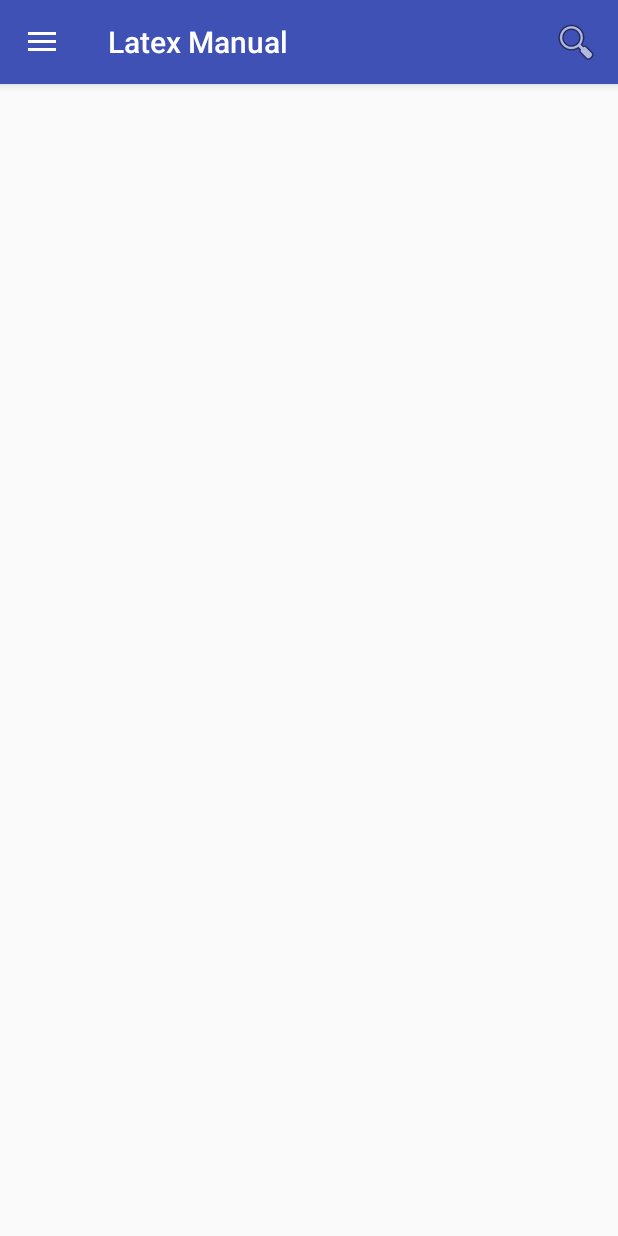
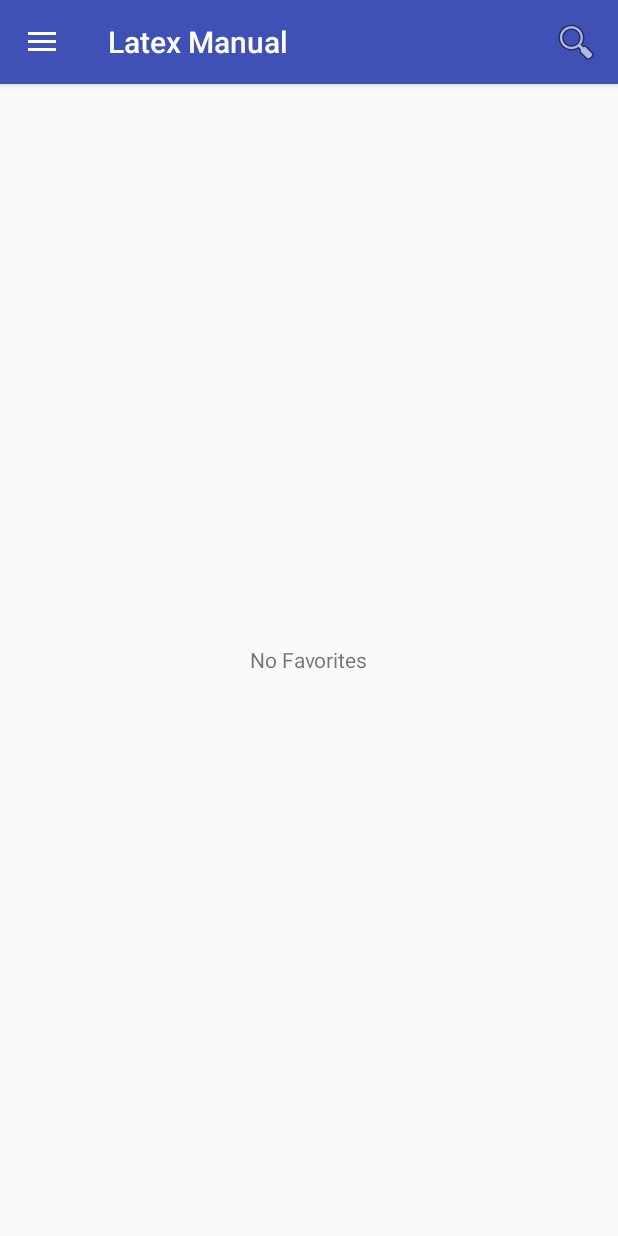
Before and after one commit to nmcardoso/LatexManual, an Android app: the screen it shows after launch (MainActivity), in the side drawer, after a tap on "Favorites", on a phone screen of 412 x 824 dp. Run offline under Robolectric (Android 15) with nearby library versions, the phone set to English and light mode, and no system bars; 1 statement that could not run was skipped.

Commit message:
pages navigator and empty message added

```diff
--- a/app/src/main/java/com/github/nmcardoso/latexmanual/FavoriteFragment.java
+++ b/app/src/main/java/com/github/nmcardoso/latexmanual/FavoriteFragment.java
@@ -8,11 +8,24 @@ import android.support.v7.widget.RecyclerView;
 import android.view.LayoutInflater;
 import android.view.View;
 import android.view.ViewGroup;
+import android.widget.ImageButton;
+import android.widget.LinearLayout;
+import android.widget.ScrollView;
+import android.widget.TextView;
 
 import java.util.List;
 
 
 public class FavoriteFragment extends Fragment {
+
+    private static final int RESULTS_PER_PAGE = 20;
+    private int currentPage = 1;
+    private int totalPages;
+    private DatabaseHelper dbHelper;
+    private FavoriteAdapter favoriteAdapter;
+    private TextView txtFavNav;
+    private List<Favorite> favoritesList;
+
 
     public FavoriteFragment() {
     }
@@ -23,13 +36,60 @@ public class FavoriteFragment extends Fragment {
                              Bundle savedInstanceState) {
         View view = inflater.inflate(R.layout.fragment_favorites, container, false);
 
-        DatabaseHelper dbHelper = new DatabaseHelper(getActivity());
+        dbHelper = new DatabaseHelper(getActivity());
 
         RecyclerView rvFavorites = (RecyclerView) view.findViewById(R.id.rv_favorites);
-        List<Favorite> favoritesList = dbHelper.getFavorites(15);
-        FavoriteAdapter favoriteAdapter = new FavoriteAdapter(getActivity(), favoritesList);
+        favoritesList = dbHelper.getFavorites(RESULTS_PER_PAGE);
+        favoriteAdapter = new FavoriteAdapter(getActivity(), favoritesList);
         rvFavorites.setAdapter(favoriteAdapter);
         rvFavorites.setLayoutManager(new LinearLayoutManager(getActivity()));
+
+        LinearLayout favoritesNav = (LinearLayout) view.findViewById(R.id.favorites_nav);
+        txtFavNav = (TextView) view.findViewById(R.id.txt_fav_nav);
+        ImageButton ibNext = (ImageButton) view.findViewById(R.id.ib_fav_next);
+        ImageButton ibPrev = (ImageButton) view.findViewById(R.id.ib_fav_prev);
+
+        int favCount = dbHelper.getFavoritesCount();
+        totalPages = (int) Math.ceil((float) favCount / RESULTS_PER_PAGE);
+
+        if (favCount == 0) {
+            ScrollView svHistory = (ScrollView) view.findViewById(R.id.sv_favorites);
+            TextView txtEmpty = (TextView) view.findViewById(R.id.txt_empty);
+            svHistory.setVisibility(View.GONE);
+            txtEmpty.setVisibility(View.VISIBLE);
+        } else if (favCount > RESULTS_PER_PAGE) {
+            favoritesNav.setVisibility(View.VISIBLE);
+            txtFavNav.setText(String.format(getResources().getString(R.string.i_of_n),
+                    1, totalPages));
+
+            ibPrev.setOnClickListener(new View.OnClickListener() {
+                @Override
+                public void onClick(View view) {
+                    if (currentPage > 1) {
+                        currentPage--;
+                        favoritesList = dbHelper.getFavorites(RESULTS_PER_PAGE,
+                                (currentPage - 1) * RESULTS_PER_PAGE);
+                        favoriteAdapter.swap(favoritesList);
+                        txtFavNav.setText(String.format(getResources().getString(R.string.i_of_n),
+                                currentPage, totalPages));
+                    }
+                }
+            });
+
+            ibNext.setOnClickListener(new View.OnClickListener() {
+                @Override
+                public void onClick(View view) {
+                    if (currentPage < totalPages) {
+                        favoritesList = dbHelper.getFavorites(RESULTS_PER_PAGE,
+                                currentPage * RESULTS_PER_PAGE);
+                        favoriteAdapter.swap(favoritesList);
+                        currentPage++;
+                        txtFavNav.setText(String.format(getResources().getString(R.string.i_of_n),
+                                currentPage, totalPages));
+                    }
+                }
+            });
+        }
 
         return view;
     }
--- a/app/src/main/res/layout/fragment_favorites.xml
+++ b/app/src/main/res/layout/fragment_favorites.xml
@@ -2,13 +2,68 @@
     xmlns:tools="http://schemas.android.com/tools"
     android:layout_width="match_parent"
     android:layout_height="match_parent"
+    xmlns:app="http://schemas.android.com/apk/res-auto"
     tools:context="com.github.nmcardoso.latexmanual.FavoriteFragment">
 
-    <android.support.v7.widget.RecyclerView
-        android:id="@+id/rv_favorites"
+    <TextView
+        android:id="@+id/txt_empty"
+        android:layout_width="wrap_content"
+        android:layout_height="wrap_content"
+        android:text="@string/no_favorites"
+        android:visibility="gone"
+        android:layout_gravity="center" />
+
+    <ScrollView
+        android:id="@+id/sv_favorites"
         android:layout_width="match_parent"
-        android:layout_height="wrap_content"
-        android:clickable="true"
-        android:focusable="true" />
+        android:layout_height="match_parent">
 
+        <LinearLayout
+            android:layout_width="match_parent"
+            android:layout_height="wrap_content"
+            android:orientation="vertical">
+
+            <android.support.v7.widget.RecyclerView
+                android:id="@+id/rv_favorites"
+                android:layout_width="match_parent"
+                android:layout_height="wrap_content"
+                android:clickable="true"
+                android:focusable="true" />
+
+            <LinearLayout
+                android:id="@+id/favorites_nav"
+                android:layout_width="wrap_content"
+                android:layout_height="wrap_content"
+                android:layout_gravity="center"
+                android:layout_marginTop="8dp"
+                android:layout_marginBottom="8dp"
+                android:orientation="horizontal"
+                android:visibility="gone">
+
+                <ImageButton
+                    android:id="@+id/ib_fav_prev"
+                    android:layout_width="wrap_content"
+                    android:layout_height="wrap_content"
+                    android:clickable="true"
+                    android:focusable="true"
+                    app:srcCompat="@drawable/ic_chevron_left" />
+
+                <TextView
+                    android:id="@+id/txt_fav_nav"
+                    android:layout_width="wrap_content"
+                    android:layout_height="wrap_content"
+                    android:layout_gravity="center"
+                    android:layout_marginLeft="8dp"
+                    android:layout_marginRight="8dp" />
+
+                <ImageButton
+                    android:id="@+id/ib_fav_next"
+                    android:layout_width="wrap_content"
+                    android:layout_height="wrap_content"
+                    android:clickable="true"
+                    android:focusable="true"
+                    app:srcCompat="@drawable/ic_chevron_right" />
+            </LinearLayout>
+        </LinearLayout>
+    </ScrollView>
 </FrameLayout>
```
